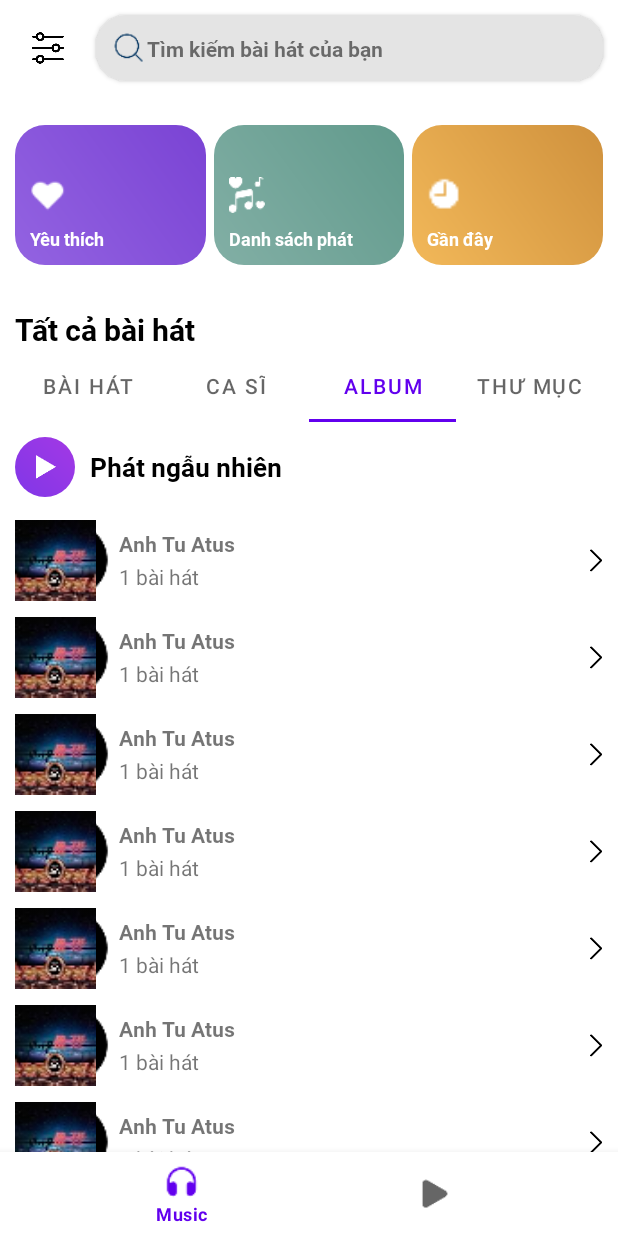
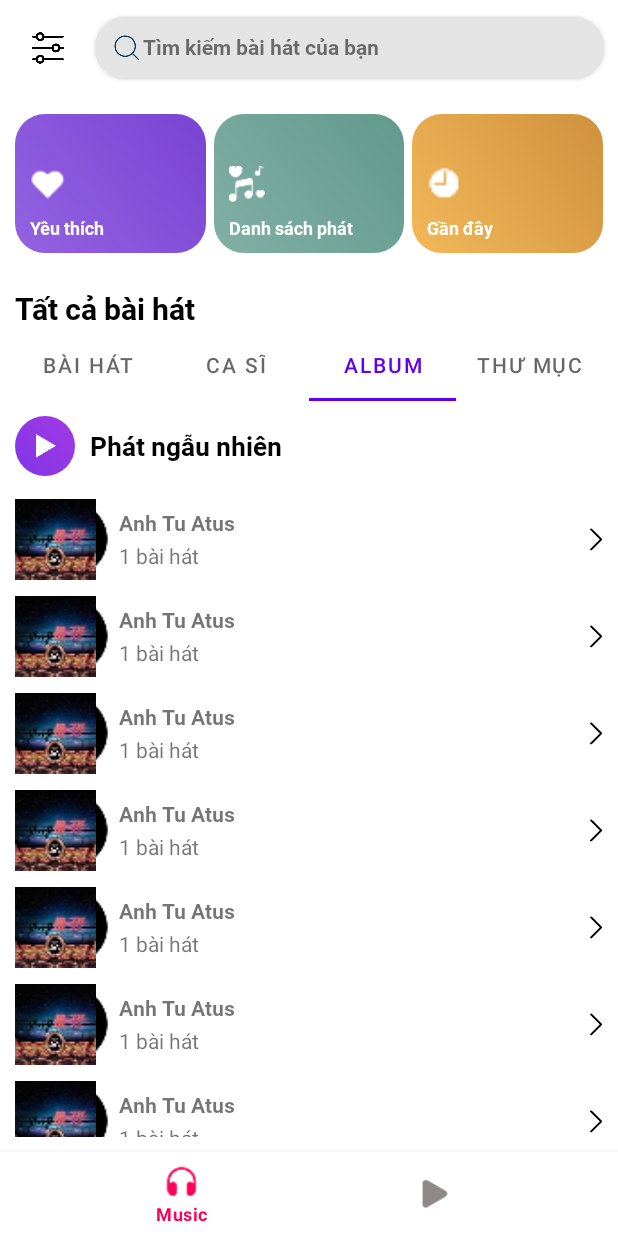
Before and after one commit to Khanhhn2004-zz/Music-, an Android app: the screen it shows after launch (MainActivity), tab 3 chosen, on a phone screen of 412 x 824 dp. Run offline under Robolectric (Android 15) with nearby library versions, the phone set to English and light mode, and no system bars; our stand-ins replace data binding.

Commit message:
code optimization

```diff
--- a/app/src/main/res/layout/activity_main.xml
+++ b/app/src/main/res/layout/activity_main.xml
@@ -7,7 +7,7 @@
 
     </data>
 
-    <androidx.constraintlayout.widget.ConstraintLayout
+    <RelativeLayout
         android:layout_width="match_parent"
         android:layout_height="match_parent"
         tools:context=".ui.main.MainActivity">
@@ -16,19 +16,18 @@
             android:id="@+id/view_pager"
             android:layout_width="match_parent"
             android:layout_height="match_parent"
-            app:layout_behavior="@string/appbar_scrolling_view_behavior"
-            app:layout_constraintTop_toTopOf="parent" />
+            android:layout_above="@+id/bottom_nav"
+            app:layout_behavior="@string/appbar_scrolling_view_behavior" />
 
         <com.google.android.material.bottomnavigation.BottomNavigationView
             android:id="@+id/bottom_nav"
             android:layout_width="match_parent"
             android:layout_height="wrap_content"
+            android:layout_alignParentBottom="true"
+            app:itemIconTint="@color/custom_color_bottotm_nav"
+            app:itemTextColor="@color/custom_color_bottotm_nav"
             app:labelVisibilityMode="selected"
-            app:layout_constraintBottom_toBottomOf="parent"
             app:menu="@menu/menu_button_navigation" />
 
-
-
-
-    </androidx.constraintlayout.widget.ConstraintLayout>
+    </RelativeLayout>
 </layout>
--- a/app/src/main/res/layout/fragment_home_music.xml
+++ b/app/src/main/res/layout/fragment_home_music.xml
@@ -34,32 +34,16 @@
             app:layout_constraintRight_toRightOf="parent"
             app:layout_constraintTop_toTopOf="@id/im_options">
 
-            <androidx.constraintlayout.widget.ConstraintLayout
-                android:layout_width="match_parent"
-                android:layout_height="match_parent"
-                android:layout_margin="10dp">
-
-                <ImageView
-                    android:id="@+id/im_search"
-                    android:layout_width="24dp"
-                    android:layout_height="24dp"
-                    android:src="@drawable/search"
-                    app:layout_constraintBottom_toBottomOf="parent"
-                    app:layout_constraintLeft_toLeftOf="parent"
-                    app:layout_constraintTop_toTopOf="parent" />
 
                 <TextView
+                    android:layout_margin="10dp"
                     android:id="@+id/tv_search"
-                    android:layout_width="0dp"
+                    android:layout_width="match_parent"
                     android:layout_height="wrap_content"
                     android:fontFamily="@font/roboto"
                     android:text="@string/saerch"
-                    app:autoSizeTextType="uniform"
-                    app:layout_constraintBottom_toBottomOf="parent"
-                    app:layout_constraintLeft_toRightOf="@id/im_search"
-                    app:layout_constraintRight_toRightOf="parent"
-                    app:layout_constraintTop_toTopOf="parent" />
-            </androidx.constraintlayout.widget.ConstraintLayout>
+                    app:drawableLeftCompat="@drawable/search" />
+
         </androidx.cardview.widget.CardView>
 
         <androidx.constraintlayout.widget.Guideline
```
